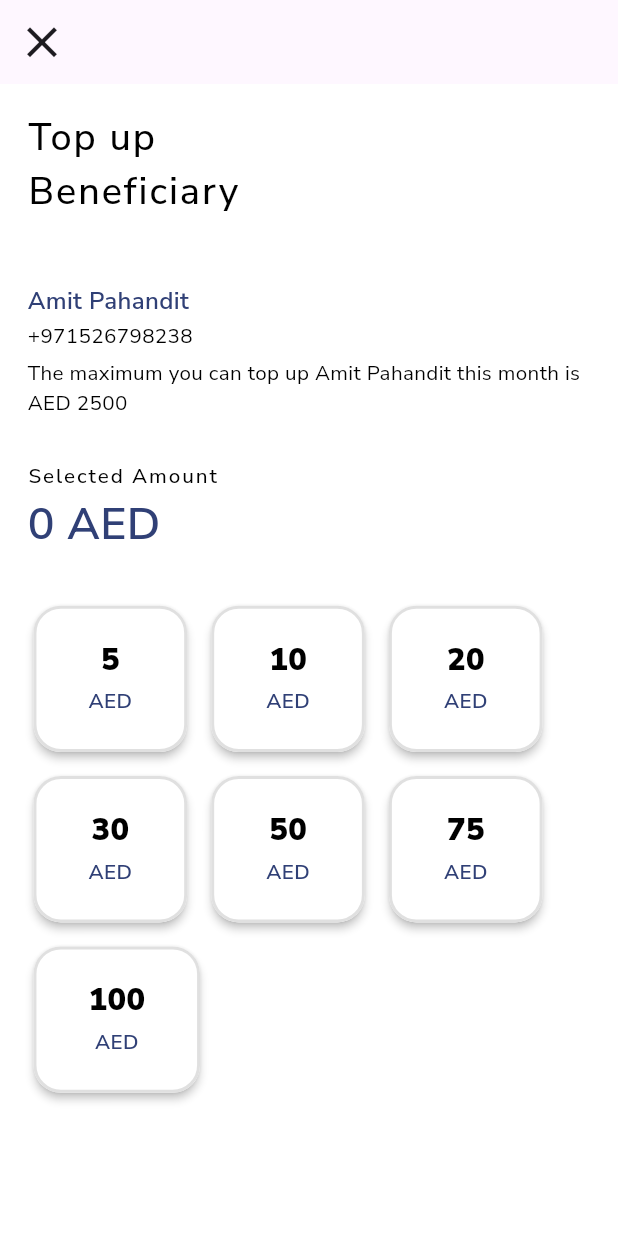
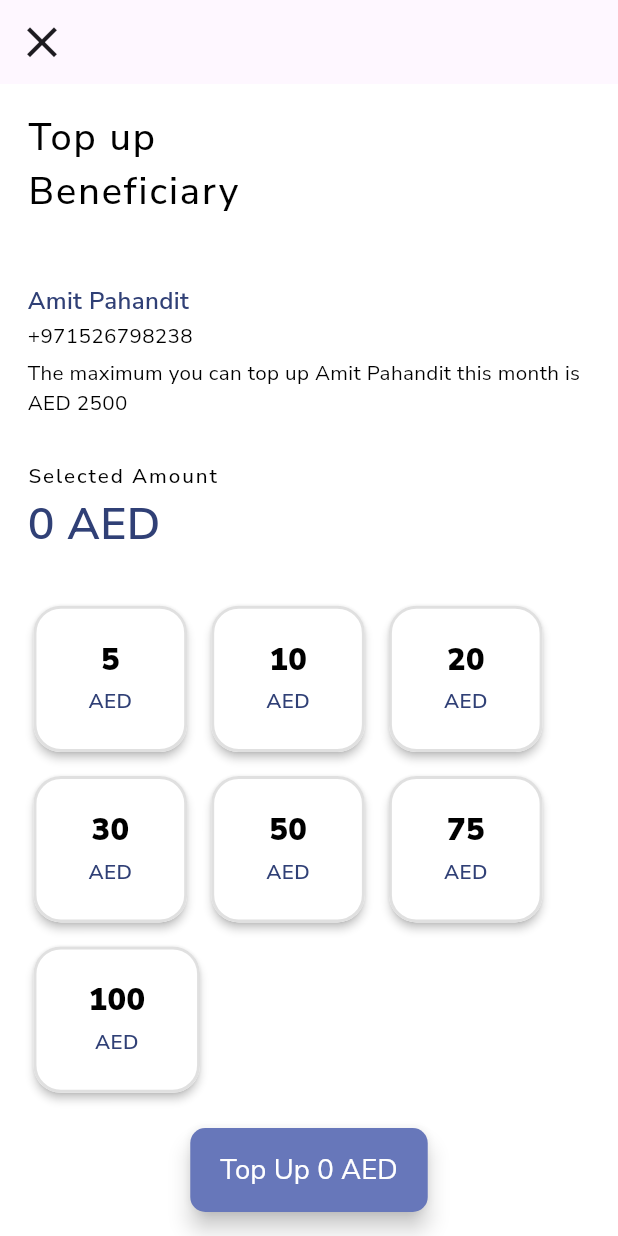
Before and after one commit to JobGetabu/flutter_bank_app, a Flutter app: the TopUpPage screen opened by its route, on a phone screen of 412 x 824 dp. Run offline on Flutter 3.47's test engine with Material 3 defaults, Android fonts, the phone set to English and light mode, and no system bars; our stand-ins replace after_layout, flutter_bloc, flutter_form_builder, flutter_screenutil, get_it, google_fonts and 1 more; missing offline and left inert: fimber; accounts and stored records are empty.

Commit message:
ui of the top up page done

```diff
--- a/modules/features/lib/beneficiary/top_up_page.dart
+++ b/modules/features/lib/beneficiary/top_up_page.dart
@@ -36,6 +36,7 @@ class _TopUpPageState extends State<TopUpPage> {
       body: SafeArea(
         child: Padding(
           padding: EdgeInsets.all(16.r),
+          child: SingleChildScrollView(
             child: Column(
               crossAxisAlignment: CrossAxisAlignment.start,
               children: [
@@ -101,10 +102,30 @@ class _TopUpPageState extends State<TopUpPage> {
                           }))
                       .toList(),
                 ),
+                SizedBox(height: 58.h),
               ],
             ),
           ),
         ),
+      ),
+      floatingActionButton: FloatingActionButton.extended(
+        onPressed: () {
+          //Navigator.pushNamed(context, AddBeneficiary.routeName);
+        },
+        label: Text(
+          'Top Up $selectedAmount AED',
+          style: TextStyle(
+              color: Colors.white,
+              fontSize: 16.sp,
+              fontWeight: FontWeight.w400),
+        ),
+
+        backgroundColor: Palette.fadeAccentColor,
+        shape: RoundedRectangleBorder(
+          borderRadius: BorderRadius.circular(10),
+        ),
+      ),
+      floatingActionButtonLocation: FloatingActionButtonLocation.centerFloat,
     );
   }
 }
```
Lines whose indentation alone changed are shown as unchanged.
